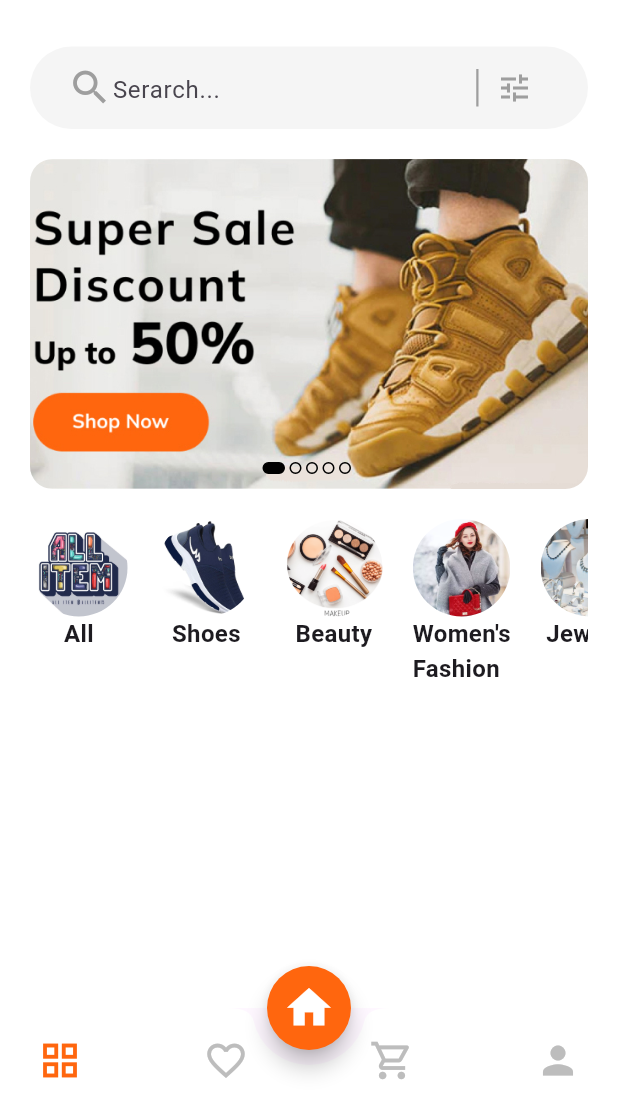
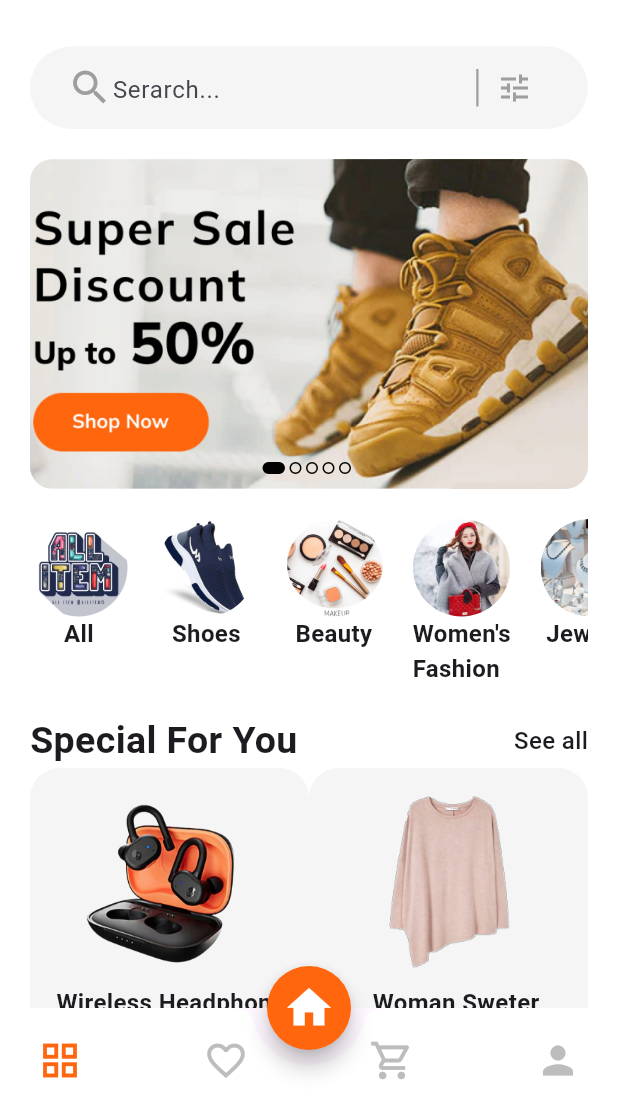
Before and after one commit to zawminhtutx/Mobile-flutter-group-projects, a Flutter app: the screen it shows after launch, on a phone screen of 412 x 824 dp, the part 138-1236 px from its top. Run offline on Flutter 3.47's test engine with Material 3 defaults, Android fonts, the phone set to English and light mode, and no system bars.

Commit message:
Products Cart

```diff
--- a/lib/Screens/Home/Widgets/product_cart.dart
+++ b/lib/Screens/Home/Widgets/product_cart.dart
@@ -0,0 +1,57 @@
+import 'package:ecommerce_shop/constants.dart';
+import 'package:ecommerce_shop/models/product_model.dart';
+import 'package:flutter/material.dart';
+
+class ProductCart extends StatelessWidget {
+  final Product product;
+  const ProductCart({
+    super.key,
+    required this.product,
+  });
+
+  @override
+  Widget build(BuildContext context) {
+    return GestureDetector(
+      onTap: () {},
+      child: Stack(
+        children: [
+          Container(
+            width: double.infinity,
+            decoration: BoxDecoration(
+              borderRadius: BorderRadius.circular(20),
+              color: kcontentColor,
+            ),
+            child: Column(
+              children: [
+                const SizedBox(
+                  height: 15,
+                ),
+                Center(
+                  child: Image.asset(
+                    product.image,
+                    width: 120,
+                    height: 120,
+                  ),
+                ),
+                const SizedBox(
+                  height: 10,
+                ),
+                Padding(
+                  padding: const EdgeInsets.only(left: 10),
+                  child: Text(
+                    product.title,
+                    style: const TextStyle(
+                        fontWeight: FontWeight.bold, fontSize: 16),
+                  ),
+                ),
+                const SizedBox(
+                  height: 10,
+                )
+              ],
+            ),
+          )
+        ],
+      ),
+    );
+  }
+}
--- a/lib/Screens/Home/home_screen.dart
+++ b/lib/Screens/Home/home_screen.dart
@@ -1,3 +1,5 @@
+import 'package:ecommerce_shop/Screens/Home/Widgets/product_cart.dart';
+import 'package:ecommerce_shop/models/product_model.dart';
 import 'package:flutter/material.dart';
 import 'Widgets/category.dart';
 import 'Widgets/home_app_bar.dart';
@@ -38,7 +40,32 @@ class HomeScreen extends StatelessWidget {
               const SizedBox(
                 height: 20,
               ),
-              const Categories()
+              const Categories(),
+              const Row(
+                mainAxisAlignment: MainAxisAlignment.spaceBetween,
+                children: [
+                  Text(
+                    'Special For You',
+                    style: TextStyle(fontSize: 25, fontWeight: FontWeight.bold),
+                  ),
+                  Text(
+                    'See all',
+                    style: TextStyle(fontSize: 16, fontWeight: FontWeight.w500),
+                  )
+                ],
+              ),
+              GridView.builder(
+                shrinkWrap: true,
+                physics: const NeverScrollableScrollPhysics(),
+                itemCount: products.length,
+                gridDelegate: const SliverGridDelegateWithFixedCrossAxisCount(
+                    crossAxisCount: 2),
+                itemBuilder: (context, index) {
+                  return ProductCart(
+                    product: products[index],
+                  );
+                },
+              )
             ],
           ),
         ),
--- a/lib/models/product_model.dart
+++ b/lib/models/product_model.dart
@@ -25,7 +25,7 @@ class Product {
       required this.quantity});
 }
 
-final List<Product> all = [
+final List<Product> products = [
   Product(
     title: "Wireless Headphones",
     description:
```
